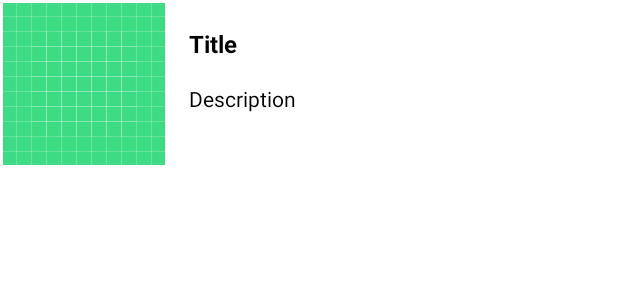
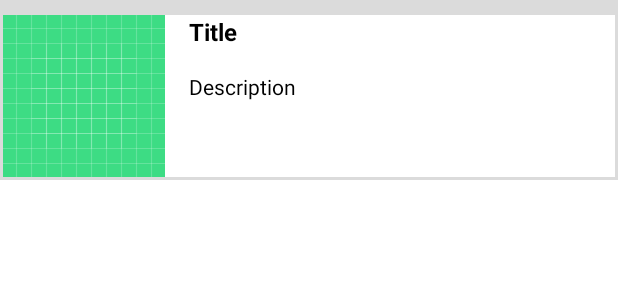
Before and after one commit to vitaliyche/MovieSelect, an Android app: the layout item_movies.xml on its own in the app's theme, with its tools: preview values and no code run, on a phone screen of 412 x 824 dp. Shown: the top 300 px of the screen. Run offline under Robolectric (Android 15) with nearby library versions, the phone set to English and light mode, and no system bars.

Commit message:
With Images without paging

```diff
--- a/app/src/main/java/com/codeliner/movieselect/view/movies/MoviesAdapter.kt
+++ b/app/src/main/java/com/codeliner/movieselect/view/movies/MoviesAdapter.kt
@@ -26,8 +26,8 @@ class MoviesAdapter: RecyclerView.Adapter<MoviesAdapter.MyViewHolder>() {
         holder.itemView.item_tv_description.text = moviesList[position].summary_short
 
         Glide.with(MAIN)
-            .load(moviesList[position].multimedia)
-            .fitCenter()
+            .load(moviesList[position].multimedia.src)
+            .centerCrop()
             .placeholder(R.drawable.ic_launcher_foreground)
             .into(holder.itemView.item_img_movie)
     }
--- a/app/src/main/java/com/codeliner/movieselect/view/splash/SplashFragment.kt
+++ b/app/src/main/java/com/codeliner/movieselect/view/splash/SplashFragment.kt
@@ -21,7 +21,7 @@ class SplashFragment : Fragment() {
 
         val view = inflater.inflate(R.layout.fragment_splash, container, false)
         CoroutineScope(Dispatchers.Main).launch {
-            delay(1500)
+            delay(500)
             Navigation.findNavController(view).navigate(R.id.action_splashFragment_to_moviesFragment)
         }
         return view
--- a/app/src/main/res/layout/item_movies.xml
+++ b/app/src/main/res/layout/item_movies.xml
@@ -4,11 +4,14 @@
     xmlns:tools="http://schemas.android.com/tools"
     android:layout_width="match_parent"
     android:layout_height="wrap_content"
+    android:background="#DBDBDB"
     android:padding="2dp">
 
     <LinearLayout
         android:layout_width="match_parent"
         android:layout_height="wrap_content"
+        android:background="#FFFFFF"
+        android:layout_marginTop="8dp"
         android:orientation="horizontal"
         app:layout_constraintEnd_toEndOf="parent"
         app:layout_constraintStart_toStartOf="parent"
@@ -32,7 +35,6 @@
                 android:layout_width="wrap_content"
                 android:layout_height="wrap_content"
                 android:layout_marginStart="16dp"
-                android:layout_marginTop="16dp"
                 android:text="Title"
                 android:textColor="@color/black"
                 android:textSize="16sp"
```
